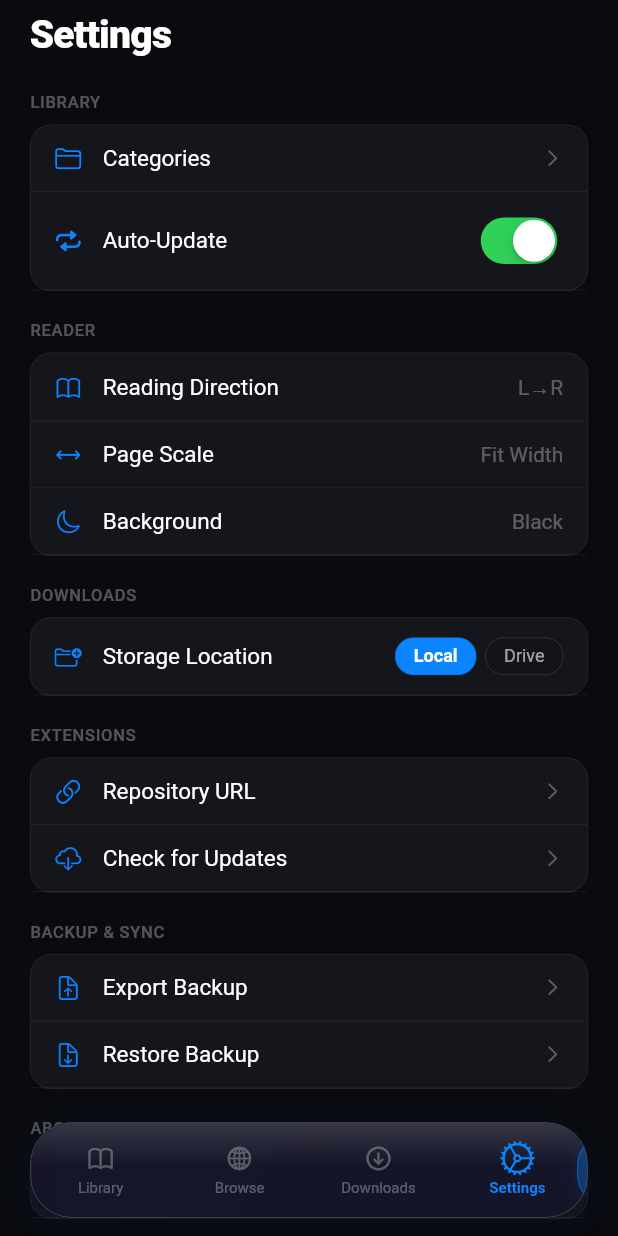
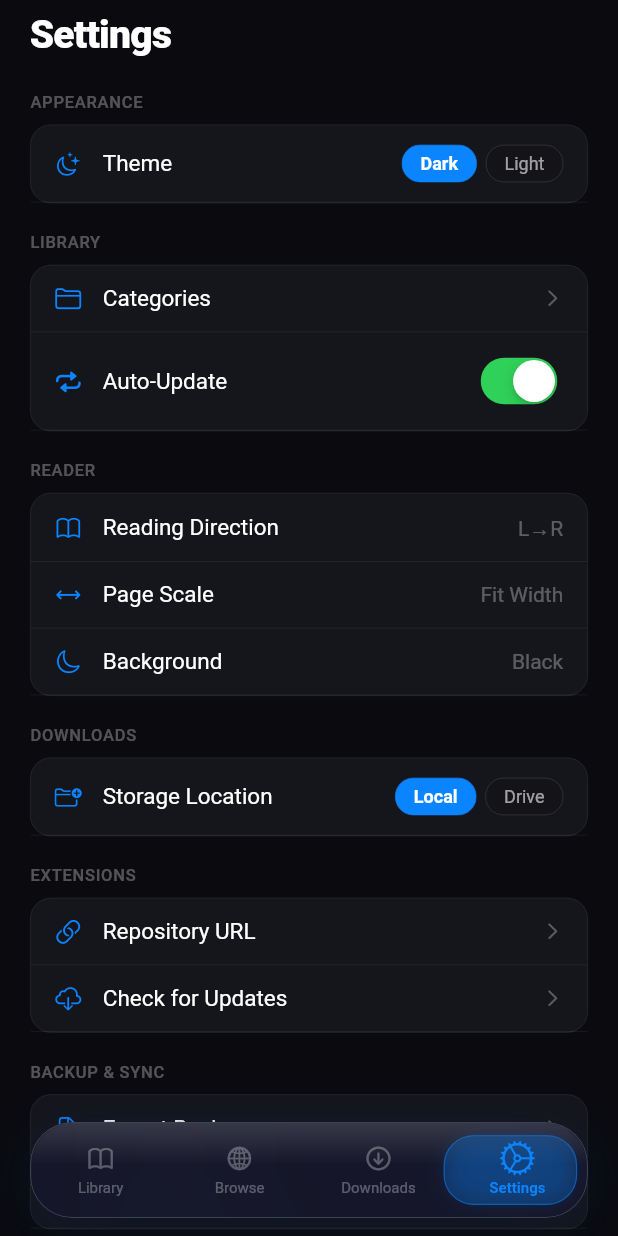
Before and after one commit to tsnyders/comic-center, a Flutter app: the screen it shows after launch, item 4 of the bottom bar chosen, on a phone screen of 412 x 824 dp. Run offline on Flutter 3.47's test engine with Material 3 defaults, Android fonts, the phone set to English and light mode, and no system bars; our stand-ins replace cached_network_image, dio, extended_image, flutter_riverpod, isar; accounts and stored records are empty; generated files the repository leaves out were written again.

Commit message:
Fix nav indicator position, add light mode, enhance liquid glass UI
Nav bar indicator:
- Fix formula from / (tabs-1) to / tabs — indicator now lands on the correct
  tab instead of sliding progressively off to the right

Light mode:
- Add brightnessProvider (StateProvider<Brightness>) in settings_provider.dart
- Make ComicCenterApp a ConsumerWidget watching brightnessProvider; CupertinoThemeData
  brightness, scaffold/bar backgrounds, and status bar style all adapt
- Add 'Appearance' section to Settings with Dark/Light pill toggle (_ThemePicker)
- All CupertinoPageScaffold backgrounds now use CupertinoTheme.of(context).scaffoldBackgroundColor
  so they adapt automatically when theme switches

Liquid glass:
- Ambient background gradient adapts: dark→deep blue radial, light→soft blue tint
- Nav bar glass tint adapts: dark→#16162A at 82%, light→#F0F0FA at 72%
- Nav bar border adapts: dark→white 18%, light→black 10%
- Specular highlight brighter in light mode (50% vs 14% opacity)
- Drop shadow softened in light mode

https://claude.ai/code/session_01HFab9nvC62hsLqbCUNNk8E

```diff
--- a/lib/app.dart
+++ b/lib/app.dart
@@ -1,40 +1,59 @@
 import 'package:flutter/cupertino.dart';
 import 'package:flutter/services.dart';
+import 'package:flutter_riverpod/flutter_riverpod.dart';
 
-import 'core/theme/app_colors.dart';
+import 'core/providers/settings_provider.dart';
 import 'features/root/root_scaffold.dart';
 
-class ComicCenterApp extends StatelessWidget {
+class ComicCenterApp extends ConsumerWidget {
   const ComicCenterApp({super.key});
 
   @override
-  Widget build(BuildContext context) {
-    // Force light status bar text (white icons) for the dark theme
-    SystemChrome.setSystemUIOverlayStyle(SystemUiOverlayStyle.light);
+  Widget build(BuildContext context, WidgetRef ref) {
+    final brightness = ref.watch(brightnessProvider);
 
-    return const CupertinoApp(
+    // Adapt status bar icon style to match the current brightness mode
+    SystemChrome.setSystemUIOverlayStyle(
+      brightness == Brightness.dark
+          ? SystemUiOverlayStyle.light
+          : SystemUiOverlayStyle.dark,
+    );
+
+    return CupertinoApp(
       title: 'Comic Center',
       debugShowCheckedModeBanner: false,
       theme: CupertinoThemeData(
-        brightness: Brightness.dark,
-        primaryColor: AppColors.accent,
-        scaffoldBackgroundColor: AppColors.background,
-        barBackgroundColor: AppColors.tabBarBackground,
+        brightness: brightness,
+        primaryColor: const Color(0xFF007AFF),
+        scaffoldBackgroundColor: brightness == Brightness.dark
+            ? const Color(0xFF0A0A0F)
+            : const Color(0xFFF2F2F7),
+        barBackgroundColor: brightness == Brightness.dark
+            ? const Color(0xEB141418)
+            : const Color(0xEBF9F9F9),
         textTheme: CupertinoTextThemeData(
-          primaryColor: AppColors.textPrimary,
+          primaryColor: brightness == Brightness.dark
+              ? const Color(0xFFFFFFFF)
+              : const Color(0xFF000000),
           textStyle: TextStyle(
-            color: AppColors.textPrimary,
+            color: brightness == Brightness.dark
+                ? const Color(0xFFFFFFFF)
+                : const Color(0xFF000000),
             fontFamily: '.SF Pro Text',
             fontSize: 15,
           ),
           navTitleTextStyle: TextStyle(
-            color: AppColors.textPrimary,
+            color: brightness == Brightness.dark
+                ? const Color(0xFFFFFFFF)
+                : const Color(0xFF000000),
             fontFamily: '.SF Pro Display',
             fontSize: 17,
             fontWeight: FontWeight.w600,
           ),
           navLargeTitleTextStyle: TextStyle(
-            color: AppColors.textPrimary,
+            color: brightness == Brightness.dark
+                ? const Color(0xFFFFFFFF)
+                : const Color(0xFF000000),
             fontFamily: '.SF Pro Display',
             fontSize: 34,
             fontWeight: FontWeight.w700,
@@ -42,7 +61,7 @@ class ComicCenterApp extends StatelessWidget {
           ),
         ),
       ),
-      home: RootScaffold(),
+      home: const RootScaffold(),
     );
   }
 }
--- a/lib/core/providers/settings_provider.dart
+++ b/lib/core/providers/settings_provider.dart
@@ -1,8 +1,10 @@
+import 'package:flutter/cupertino.dart';
 import 'package:flutter_riverpod/flutter_riverpod.dart';
 
 enum DownloadLocation { local, googleDrive }
 
-/// Persists only for the current session. The user selects their preferred
-/// download destination in Settings; it defaults to on-device storage.
 final downloadLocationProvider =
     StateProvider<DownloadLocation>((_) => DownloadLocation.local);
+
+// Controls app-wide brightness. Defaults to dark.
+final brightnessProvider = StateProvider<Brightness>((_) => Brightness.dark);
--- a/lib/features/browse/browse_screen.dart
+++ b/lib/features/browse/browse_screen.dart
@@ -37,7 +37,7 @@ class BrowseScreen extends ConsumerWidget {
     final bottomPadding = MediaQuery.of(context).padding.bottom;
 
     return CupertinoPageScaffold(
-      backgroundColor: AppColors.background,
+      backgroundColor: CupertinoTheme.of(context).scaffoldBackgroundColor,
       child: CustomScrollView(
         physics: const BouncingScrollPhysics(),
         slivers: [
--- a/lib/features/browse/repository_screen.dart
+++ b/lib/features/browse/repository_screen.dart
@@ -83,7 +83,7 @@ class _RepositoryScreenState extends ConsumerState<RepositoryScreen> {
     final topPadding = MediaQuery.of(context).padding.top;
 
     return CupertinoPageScaffold(
-      backgroundColor: AppColors.background,
+      backgroundColor: CupertinoTheme.of(context).scaffoldBackgroundColor,
       child: CustomScrollView(
         physics: const BouncingScrollPhysics(),
         slivers: [
--- a/lib/features/browse/source_manga_screen.dart
+++ b/lib/features/browse/source_manga_screen.dart
@@ -111,7 +111,7 @@ class _SourceMangaScreenState extends ConsumerState<SourceMangaScreen> {
     final source = ref.watch(sourceByIdProvider(widget.sourceId));
     if (source == null) {
       return CupertinoPageScaffold(
-        backgroundColor: AppColors.background,
+        backgroundColor: CupertinoTheme.of(context).scaffoldBackgroundColor,
         child: Center(
           child: Text('Source not found', style: AppTextStyles.bodyMedium),
         ),
@@ -124,7 +124,7 @@ class _SourceMangaScreenState extends ConsumerState<SourceMangaScreen> {
     final bottomPadding = MediaQuery.of(context).padding.bottom;
 
     return CupertinoPageScaffold(
-      backgroundColor: AppColors.background,
+      backgroundColor: CupertinoTheme.of(context).scaffoldBackgroundColor,
       child: CustomScrollView(
         physics: const BouncingScrollPhysics(),
         slivers: [
--- a/lib/features/downloads/downloads_screen.dart
+++ b/lib/features/downloads/downloads_screen.dart
@@ -17,7 +17,7 @@ class DownloadsScreen extends ConsumerWidget {
     final bottomPadding = MediaQuery.of(context).padding.bottom;
 
     return CupertinoPageScaffold(
-      backgroundColor: AppColors.background,
+      backgroundColor: CupertinoTheme.of(context).scaffoldBackgroundColor,
       child: CustomScrollView(
         physics: const BouncingScrollPhysics(),
         slivers: [
--- a/lib/features/library/library_screen.dart
+++ b/lib/features/library/library_screen.dart
@@ -43,7 +43,7 @@ class _LibraryScreenState extends ConsumerState<LibraryScreen> {
     final library = ref.watch(filteredLibraryProvider);
 
     return CupertinoPageScaffold(
-      backgroundColor: AppColors.background,
+      backgroundColor: CupertinoTheme.of(context).scaffoldBackgroundColor,
       child: Stack(
         children: [
           // Ambient radial glow
--- a/lib/features/root/root_scaffold.dart
+++ b/lib/features/root/root_scaffold.dart
@@ -30,21 +30,29 @@ class _RootScaffoldState extends State<RootScaffold> {
     final bottomPadding = MediaQuery.of(context).padding.bottom;
 
     return CupertinoPageScaffold(
-      backgroundColor: AppColors.background,
+      backgroundColor: CupertinoTheme.of(context).scaffoldBackgroundColor,
       child: Stack(
         fit: StackFit.expand,
         children: [
-          // Ambient gradient gives BackdropFilter something to blur —
-          // without this, glass on solid #0A0A0F looks identical to no blur.
-          const DecoratedBox(
-            decoration: BoxDecoration(
-              gradient: RadialGradient(
-                center: Alignment(0.0, -0.55),
-                radius: 1.1,
-                colors: [Color(0xFF14142E), Color(0xFF0A0A0F)],
+          // Ambient gradient — gives BackdropFilter something colorful to blur.
+          Builder(builder: (ctx) {
+            final isDark =
+                CupertinoTheme.of(ctx).brightness == Brightness.dark;
+            return DecoratedBox(
+              decoration: BoxDecoration(
+                gradient: RadialGradient(
+                  center: const Alignment(0.0, -0.4),
+                  radius: 1.4,
+                  colors: isDark
+                      ? const [Color(0xFF0D1B3E), Color(0xFF0A0A0F)]
+                      : [
+                          const Color(0xFF3B82F6).withOpacity(0.10),
+                          const Color(0xFFF2F2F7),
+                        ],
+                ),
               ),
-            ),
-          ),
+            );
+          }),
 
           // ── Tab content ───────────────────────────────────────────────
           IndexedStack(
@@ -139,18 +147,20 @@ class _GlassNavBarState extends State<_GlassNavBar>
 
   @override
   Widget build(BuildContext context) {
+    final isDark = CupertinoTheme.of(context).brightness == Brightness.dark;
+
     return Container(
       decoration: BoxDecoration(
         borderRadius: BorderRadius.circular(28),
         boxShadow: [
           BoxShadow(
-            color: const Color(0xFF000000).withOpacity(0.45),
+            color: const Color(0xFF000000).withOpacity(isDark ? 0.45 : 0.15),
             blurRadius: 40,
             spreadRadius: -4,
             offset: const Offset(0, 12),
           ),
           BoxShadow(
-            color: AppColors.accent.withOpacity(0.08),
+            color: AppColors.accent.withOpacity(0.10),
             blurRadius: 30,
             offset: const Offset(0, 6),
           ),
@@ -163,11 +173,16 @@ class _GlassNavBarState extends State<_GlassNavBar>
           child: Container(
             height: 64,
             decoration: BoxDecoration(
-              // Slightly blue-tinted dark glass
-              color: const Color(0xFF16162A).withOpacity(0.82),
+              color: (isDark
+                      ? const Color(0xFF16162A)
+                      : const Color(0xFFF0F0FA))
+                  .withOpacity(isDark ? 0.82 : 0.72),
               borderRadius: BorderRadius.circular(28),
               border: Border.all(
-                color: const Color(0xFFFFFFFF).withOpacity(0.18),
+                color: (isDark
+                        ? const Color(0xFFFFFFFF)
+                        : const Color(0xFF000000))
+                    .withOpacity(isDark ? 0.18 : 0.10),
                 width: 0.75,
               ),
             ),
@@ -188,7 +203,8 @@ class _GlassNavBarState extends State<_GlassNavBar>
                         begin: Alignment.topCenter,
                         end: Alignment.bottomCenter,
                         colors: [
-                          const Color(0xFFFFFFFF).withOpacity(0.14),
+                          const Color(0xFFFFFFFF)
+                              .withOpacity(isDark ? 0.14 : 0.50),
                           const Color(0x00FFFFFF),
                         ],
                       ),
@@ -203,7 +219,7 @@ class _GlassNavBarState extends State<_GlassNavBar>
                     return Positioned(
                       top: 8,
                       bottom: 8,
-                      left: _indicatorPos.value / (_tabs.length - 1) *
+                      left: _indicatorPos.value / _tabs.length *
                                   (MediaQuery.of(context).size.width - 40 - 16) +
                               8,
                       width: (MediaQuery.of(context).size.width - 40 - 16) /
--- a/lib/features/settings/settings_screen.dart
+++ b/lib/features/settings/settings_screen.dart
@@ -13,9 +13,10 @@ class SettingsScreen extends ConsumerWidget {
     final topPadding = MediaQuery.of(context).padding.top;
     final bottomPadding = MediaQuery.of(context).padding.bottom;
     final dlLocation = ref.watch(downloadLocationProvider);
+    final brightness = ref.watch(brightnessProvider);
 
     return CupertinoPageScaffold(
-      backgroundColor: AppColors.background,
+      backgroundColor: CupertinoTheme.of(context).scaffoldBackgroundColor,
       child: CustomScrollView(
         physics: const BouncingScrollPhysics(),
         slivers: [
@@ -34,6 +35,19 @@ class SettingsScreen extends ConsumerWidget {
               ),
             ),
           ),
+
+          // ── Appearance ───────────────────────────────────────────────
+          _buildSection(context, 'Appearance', [
+            _SettingRow(
+              icon: CupertinoIcons.moon_stars,
+              label: 'Theme',
+              trailing: _ThemePicker(
+                brightness: brightness,
+                onChanged: (b) =>
+                    ref.read(brightnessProvider.notifier).state = b,
+              ),
+            ),
+          ]),
 
           // ── Library ──────────────────────────────────────────────────
           _buildSection(context, 'Library', [
@@ -175,6 +189,34 @@ class SettingsScreen extends ConsumerWidget {
   }
 }
 
+// ── Theme / brightness picker ─────────────────────────────────────────────
+
+class _ThemePicker extends StatelessWidget {
+  const _ThemePicker({required this.brightness, required this.onChanged});
+  final Brightness brightness;
+  final ValueChanged<Brightness> onChanged;
+
+  @override
+  Widget build(BuildContext context) {
+    return Row(
+      mainAxisSize: MainAxisSize.min,
+      children: [
+        _Pill(
+          label: 'Dark',
+          selected: brightness == Brightness.dark,
+          onTap: () => onChanged(Brightness.dark),
+        ),
+        const SizedBox(width: 6),
+        _Pill(
+          label: 'Light',
+          selected: brightness == Brightness.light,
+          onTap: () => onChanged(Brightness.light),
+        ),
+      ],
+    );
+  }
+}
+
 // ── Storage location picker ───────────────────────────────────────────────
 
 class _LocationPicker extends StatelessWidget {
--- a/lib/features/title_detail/title_detail_screen.dart
+++ b/lib/features/title_detail/title_detail_screen.dart
@@ -26,7 +26,7 @@ class TitleDetailScreen extends ConsumerWidget {
   @override
   Widget build(BuildContext context, WidgetRef ref) {
     return CupertinoPageScaffold(
-      backgroundColor: AppColors.background,
+      backgroundColor: CupertinoTheme.of(context).scaffoldBackgroundColor,
       child: Stack(
         children: [
           // Full-bleed hero
```
